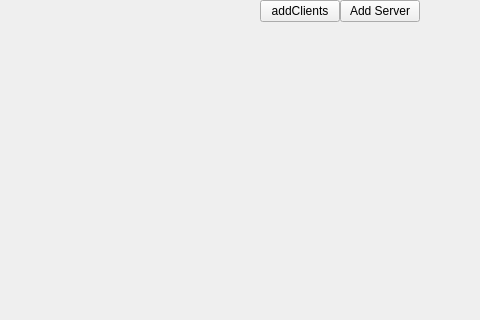
First picture: the form in vorowindow.ui, repository Manrich121/distrobuted-voronoi, before the edit; both pictures show x 340 to 820 and y 0 to 320 of the 820 by 820 pixel window.
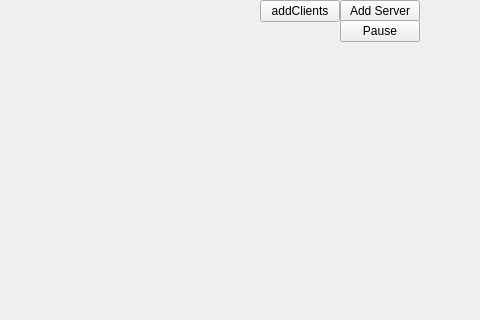
Second picture: the form after the edit.

What changed in the file:
```diff
--- a/vorowindow.ui
+++ b/vorowindow.ui
@@ -40,6 +40,19 @@
      <string>addClients</string>
     </property>
    </widget>
+   <widget class="QPushButton" name="pushButton_2">
+    <property name="geometry">
+     <rect>
+      <x>680</x>
+      <y>20</y>
+      <width>80</width>
+      <height>22</height>
+     </rect>
+    </property>
+    <property name="text">
+     <string>Pause</string>
+    </property>
+   </widget>
   </widget>
   <widget class="QStatusBar" name="statusBar"/>
  </widget>
```
